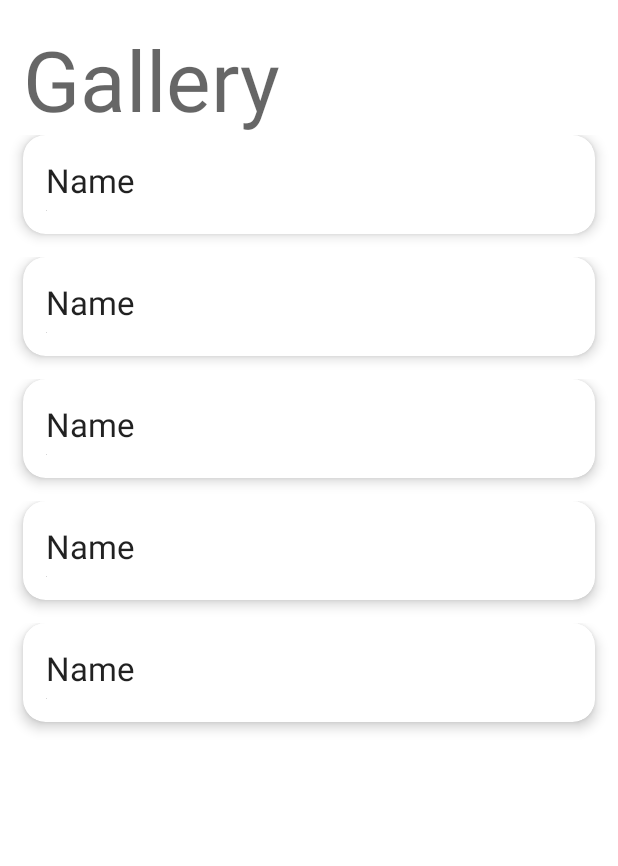
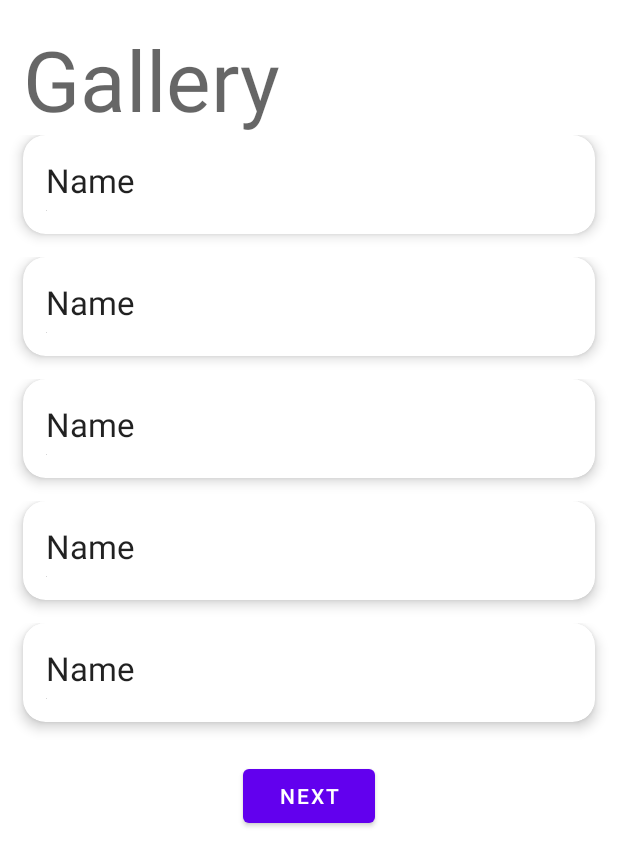
Before and after one commit to sukhpreetsinghsidhu/Memeoroid, an Android app: the layout activity_gallery.xml on its own in the app's theme, with its tools: preview values and no code run, on a phone screen of 412 x 824 dp. Shown: the top 866 px of the screen. Run offline under Robolectric (Android 15) with nearby library versions, the phone set to English and light mode, and no system bars; network calls fail.

Commit message:
prevous and next in Gallary

```diff
--- a/app/src/main/java/com/example/memeoroid/MainActivity.kt
+++ b/app/src/main/java/com/example/memeoroid/MainActivity.kt
@@ -10,7 +10,7 @@ class MainActivity : AppCompatActivity() {
         setContentView(R.layout.activity_main)
 
         // for testing purposes, go right to the New Activity from Main
-        var intent = Intent(this, FavoritesActivity::class.java)
+        var intent = Intent(this, GalleryActivity::class.java)
         startActivity(intent)
     }
 }
--- a/app/src/main/res/layout/activity_gallery.xml
+++ b/app/src/main/res/layout/activity_gallery.xml
@@ -16,12 +16,44 @@
         android:text="Gallery"
         android:textAppearance="@style/TextAppearance.AppCompat.Display3" />
 
-    <androidx.recyclerview.widget.RecyclerView
-        android:id="@+id/recyclerView2"
+    <ScrollView
         android:layout_width="match_parent"
         android:layout_height="wrap_content"
-        tools:itemCount="5"
-        tools:listitem="@layout/template_list_item">
-    </androidx.recyclerview.widget.RecyclerView>
+        >
+        <LinearLayout
+            android:layout_width="match_parent"
+            android:layout_height="wrap_content"
+            android:orientation="vertical">
+                <androidx.recyclerview.widget.RecyclerView
+                    android:id="@+id/recyclerView2"
+                    android:layout_width="match_parent"
+                    android:layout_height="wrap_content"
+                    tools:itemCount="5"
+                    tools:listitem="@layout/template_list_item">
+                </androidx.recyclerview.widget.RecyclerView>
+                <LinearLayout
+                    android:layout_width="match_parent"
+                    android:layout_height="wrap_content"
+                    android:orientation="horizontal"
+                    android:gravity="center">
+                    <Button
+                        android:layout_width="wrap_content"
+                        android:layout_height="wrap_content"
+                        android:text="prevous"
+                        android:id="@+id/PrevGallary"
+                        android:layout_margin="10dp"
+                        android:visibility="gone"
+                        />
+                    <Button
+                        android:layout_width="wrap_content"
+                        android:layout_height="wrap_content"
+                        android:text="Next"
+                        android:id="@+id/NextGallary"
+                        android:layout_margin="10dp"
+                        android:visibility="visible"
+                        />
 
+                </LinearLayout>
+        </LinearLayout>
+    </ScrollView>
 </LinearLayout>
```
Also changed, not shown: app/src/main/java/com/example/memeoroid/GalleryActivity.kt (+46 -2 lines).
